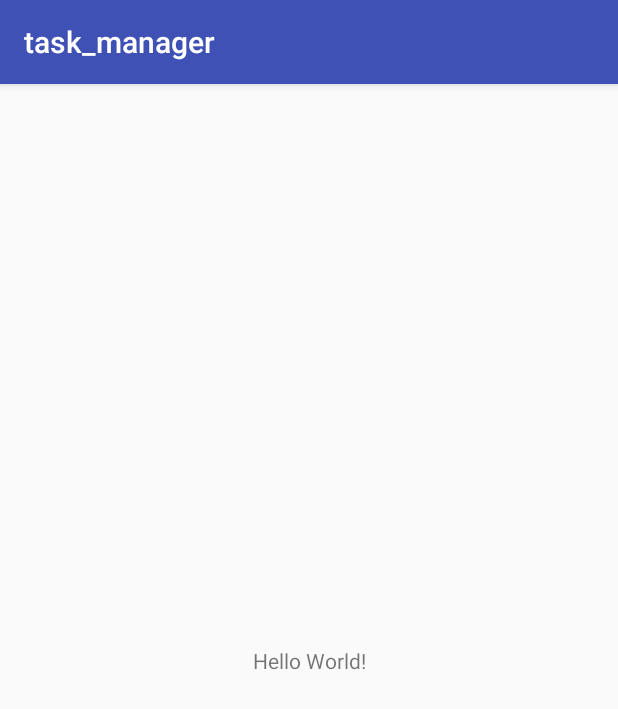
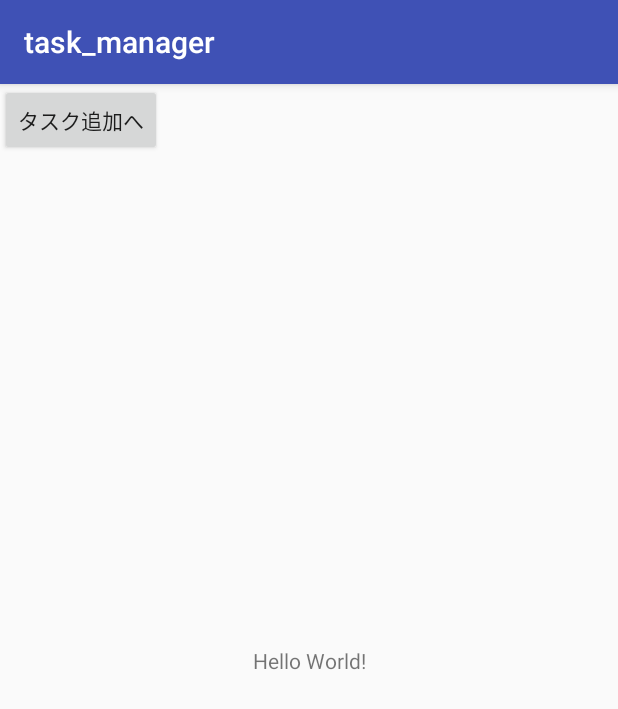
Before and after one commit to OhtaK/android_task_manager, an Android app: the screen it shows after launch (MainActivity), on a phone screen of 412 x 824 dp. Shown: the top 709 px of the screen. Run offline under Robolectric (Android 15) with nearby library versions, the phone set to English and light mode, and no system bars.

Commit message:
トップ画面からタスク追加画面への画面遷移追加

```diff
--- a/app/src/main/AndroidManifest.xml
+++ b/app/src/main/AndroidManifest.xml
@@ -16,6 +16,10 @@
                 <category android:name="android.intent.category.LAUNCHER" />
             </intent-filter>
         </activity>
+        <activity
+            android:name=".TaskActivity"
+            android:label="@string/app_name" >
+        </activity>
     </application>
 
 </manifest>
--- a/app/src/main/java/com/example/kota/task_manager/MainActivity.java
+++ b/app/src/main/java/com/example/kota/task_manager/MainActivity.java
@@ -2,6 +2,9 @@ package com.example.kota.task_manager;
 
 import android.support.v7.app.AppCompatActivity;
 import android.os.Bundle;
+import android.widget.Button;
+import android.view.View;
+import android.content.Intent;
 
 public class MainActivity extends AppCompatActivity {
 
@@ -9,5 +12,14 @@ public class MainActivity extends AppCompatActivity {
     protected void onCreate(Bundle savedInstanceState) {
         super.onCreate(savedInstanceState);
         setContentView(R.layout.activity_main);
+
+        Button sendButton = findViewById(R.id.to_task_edit);
+        sendButton.setOnClickListener(new View.OnClickListener() {
+            @Override
+            public void onClick(View v) {
+                Intent intent = new Intent(getApplication(), TaskActivity.class);
+                startActivity(intent);
+            }
+        });
     }
 }
--- a/app/src/main/res/layout/activity_main.xml
+++ b/app/src/main/res/layout/activity_main.xml
@@ -15,4 +15,12 @@
         app:layout_constraintRight_toRightOf="parent"
         app:layout_constraintTop_toTopOf="parent" />
 
+    <Button
+        android:id="@+id/to_task_edit"
+        android:layout_width="wrap_content"
+        android:layout_height="wrap_content"
+        android:text="タスク追加へ"
+        tools:layout_editor_absoluteX="89dp"
+        tools:layout_editor_absoluteY="103dp" />
+
 </android.support.constraint.ConstraintLayout>
```
Also changed, not shown: app/src/main/java/com/example/kota/task_manager/TaskActivity.java (added, +20 -0 lines), app/src/main/res/layout/task_add.xml (+22 -1 lines).
